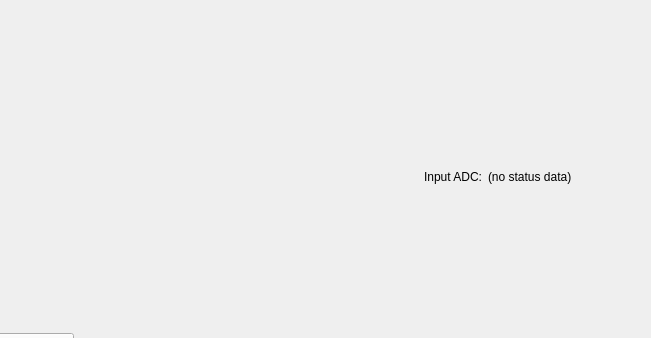
Qt form ui/controlpanel.ui (dnadlinger/devil) before a commit; both pictures show x 108 to 759 and y 0 to 338 of the 1008 by 689 pixel window.
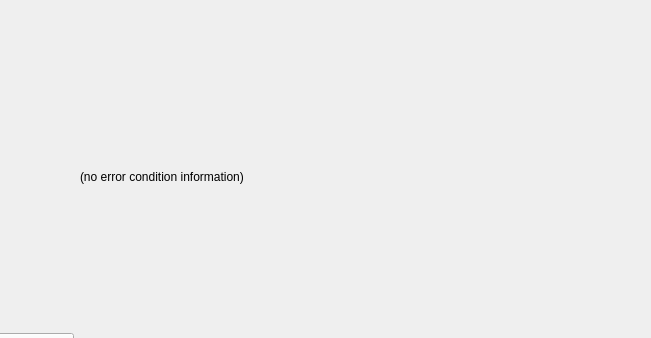
The same form after that commit.

Commit message:
Fix system condition display
The more generic architecture (short name, …) is in preparation
for the dashboard.

Patch:
```diff
--- a/ui/controlpanel.ui
+++ b/ui/controlpanel.ui
@@ -42,29 +42,11 @@
    <item>
     <layout class="QVBoxLayout" name="streamingLayout">
      <item>
-      <layout class="QGridLayout" name="systemConditionLayout">
-       <item row="0" column="0">
-        <layout class="QHBoxLayout" name="overflowLayout">
-         <item>
-          <widget class="QLabel" name="label_10">
+      <widget class="QLabel" name="errorConditionLabel">
            <property name="text">
-            <string>Input ADC:</string>
-           </property>
-           <property name="alignment">
-            <set>Qt::AlignRight|Qt::AlignTrailing|Qt::AlignVCenter</set>
-           </property>
-          </widget>
-         </item>
-         <item>
-          <widget class="QLabel" name="adcAOverflowText">
-           <property name="text">
-            <string>(no status data)</string>
-           </property>
-          </widget>
-         </item>
-        </layout>
-       </item>
-      </layout>
+        <string>(no error condition information)</string>
+       </property>
+      </widget>
      </item>
      <item>
       <layout class="QVBoxLayout" name="streamingViewsLayout"/>
```
Lines whose indentation alone changed are shown as unchanged. The commit also changes 3 other files.
